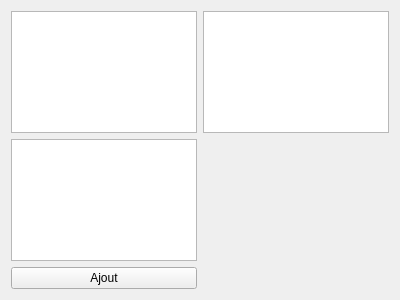
Above: formgestiontodo.ui from esauvage/coach before the change. Below: the same form after it.
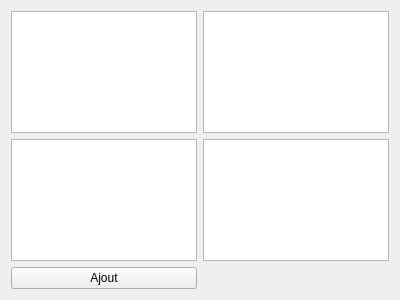
That is the form after the change.

Diff of the .ui file:
```diff
--- a/formgestiontodo.ui
+++ b/formgestiontodo.ui
@@ -30,6 +30,9 @@
    <item row="1" column="0">
     <widget class="QTreeView" name="treeTodo"/>
    </item>
+   <item row="1" column="1">
+    <widget class="QTreeView" name="treeDone"/>
+   </item>
   </layout>
  </widget>
  <resources/>
```
